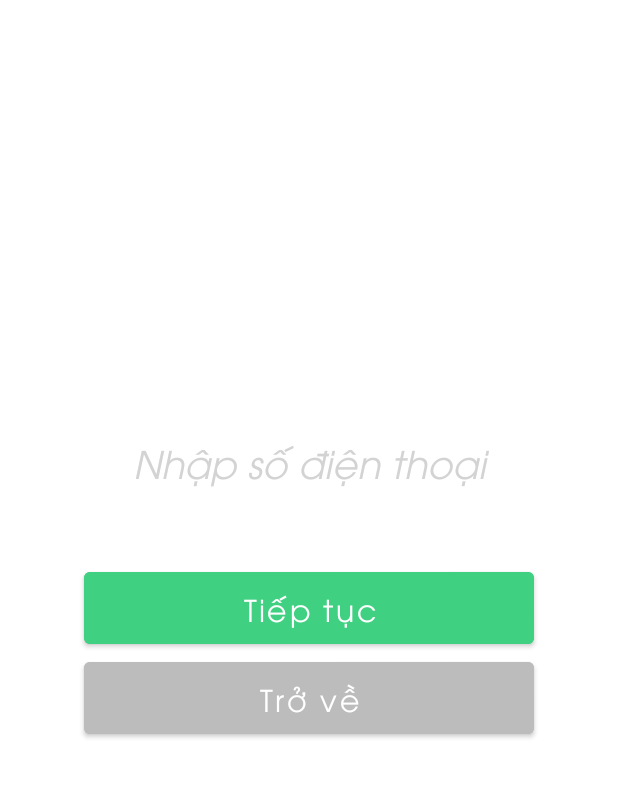
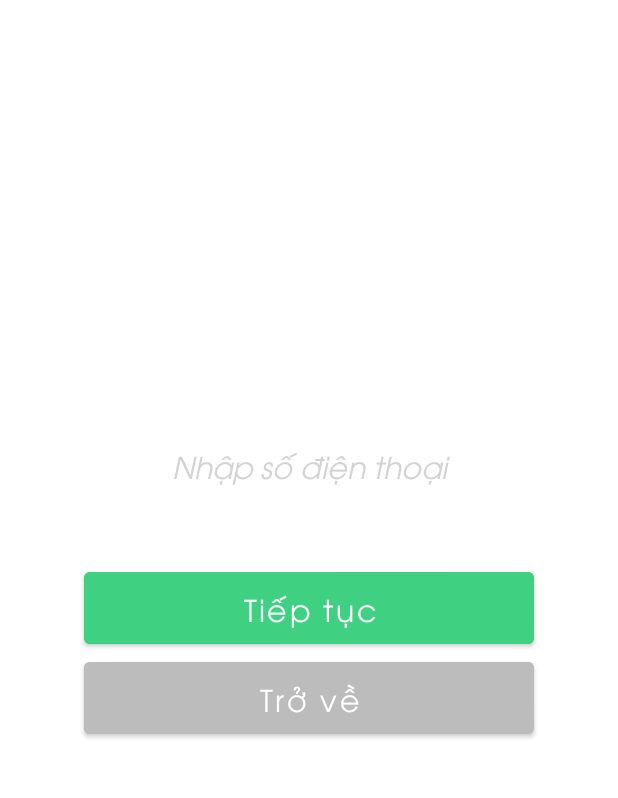
Before and after one commit to khangdev20/Booking_Now, an Android app: the screen it shows after launch (MainActivity), on a phone screen of 412 x 824 dp, the part 152-950 px from its top. Run offline under Robolectric (Android 15) with nearby library versions, the phone set to English and light mode, and no system bars.

Commit message:
Commit Second

```diff
--- a/app/src/main/java/com/example/android_app_booking/MainActivity.java
+++ b/app/src/main/java/com/example/android_app_booking/MainActivity.java
@@ -9,6 +9,6 @@ public class MainActivity extends AppCompatActivity {
     @Override
     protected void onCreate(Bundle savedInstanceState) {
         super.onCreate(savedInstanceState);
-        setContentView(R.layout.activity_main);
+        setContentView(R.layout.activity_login);
     }
 }
--- a/app/src/main/res/layout/activity_main.xml
+++ b/app/src/main/res/layout/activity_login.xml
@@ -4,13 +4,15 @@
     xmlns:tools="http://schemas.android.com/tools"
     android:layout_width="match_parent"
     android:layout_height="match_parent"
-    android:layout_alignParentLeft="true"
+    android:layout_alignParentStart="true"
     android:layout_alignParentTop="true"
     android:background="@color/white"
     tools:context=".MainActivity">
 
 
     <EditText
+        android:autofillHints="phone"
+        android:inputType="phone"
         android:id="@+id/username"
         android:layout_width="300dp"
         android:layout_height="70dp"
@@ -22,10 +24,11 @@
         android:background="#FFFFFF"
         android:fontFamily="@font/avoitalic"
         android:gravity="center"
-        android:hint="Nhập số điện thoại"
+        android:hint="@string/input_sdt"
         android:padding="20dp"
-        android:textSize="25dp"
-        android:textColorHint="#D3D3D3" />
+        android:textSize="20sp"
+        android:textColorHint="#D3D3D3"
+        />
 
 
     <!-- Buttom Login -->
@@ -35,11 +38,11 @@
         android:layout_height="60dp"
         android:layout_below="@id/username"
         android:layout_centerHorizontal="true"
-        android:backgroundTint="#3FD081"
+        android:backgroundTint="@color/main_green"
         android:fontFamily="@font/avo"
-        android:text="Tiếp tục"
+        android:text="@string/next"
         android:textAllCaps="false"
-        android:textSize="20dp" />
+        android:textSize="20sp" />
 
     <!-- Buttom Go Back -->
     <Button
@@ -51,22 +54,23 @@
         android:layout_centerInParent="true"
         android:backgroundTint="#BCBCBC"
         android:fontFamily="@font/avo"
-        android:text="Trở về"
+        android:text="@string/back"
         android:textAllCaps="false"
-        android:textSize="20dp" />
+        android:textSize="20sp" />
 
     <ImageView
 
         android:id="@+id/homeLogo"
         android:layout_width="200dp"
         android:layout_height="96dp"
-        android:layout_alignParentLeft="true"
+        android:layout_marginTop="5dp"
         android:layout_alignParentTop="true"
-        android:layout_alignParentRight="false"
-        android:layout_marginLeft="10dp"
-        android:layout_marginTop="5dp"
-        android:layout_marginRight="-5dp"
-        app:srcCompat="@drawable/img" />
+        android:layout_alignParentEnd="false"
+        android:layout_marginEnd="-5dp"
+        android:layout_alignParentStart="true"
+        android:layout_marginStart="10dp"
+        app:srcCompat="@drawable/mainlogo"
+        android:contentDescription="@string/homeLogo"/>
 
 
 </RelativeLayout>
--- a/app/src/main/res/values/colors.xml
+++ b/app/src/main/res/values/colors.xml
@@ -7,4 +7,7 @@
     <color name="teal_700">#FF018786</color>
     <color name="black">#FF000000</color>
     <color name="white">#FFFFFFFF</color>
+    <color name="main_green">#3FD081</color>
+    <color name="btn_orther">#BCBCBC</color>
+
 </resources>
--- a/app/src/main/res/values/strings.xml
+++ b/app/src/main/res/values/strings.xml
@@ -1,3 +1,27 @@
 <resources>
     <string name="app_name">Booking Now</string>
+    <string name="login">Đăng nhập</string>
+
+    <string name="register">Đăng Ký</string>
+    <string name="facebook">Facebook</string>
+    <string name="google">Google</string>
+    <string name="next">Tiếp tục</string>
+    <string name="back">Trở về</string>
+    <string name="input_sdt">Nhập số điện thoại</string>
+    <string name="homeLogo">Home Logo</string>
+    <string name="mainLogo">Logo Chính</string>
+    <string name="input_fullname">Họ và tên</string>
+    <string name="input_birth">Năm sinh</string>
+    <string name="email">Email</string>
+    <string name="adress">Địa chỉ</string>
+    <string name="give_infor">Cho xin In4 đê!!</string>
+
+
+
+
+
+
+
+
+
 </resources>
```
Also changed, not shown: app/src/main/res/layout/activity_homescreen.xml (added, +93 -0 lines), app/src/main/res/layout/login_customer.xml (renamed from app/src/main/res/layout/input_Customer.xml, +32 -23 lines), app/src/main/res/drawable-v24/mainlogo.png (renamed from app/src/main/res/drawable-v24/img.png), app/src/main/res/drawable/facebook.png (added), app/src/main/res/drawable/google.png (added), app/src/main/res/drawable/home.png (added), app/src/main/res/drawable/homelogo.png (deleted).
